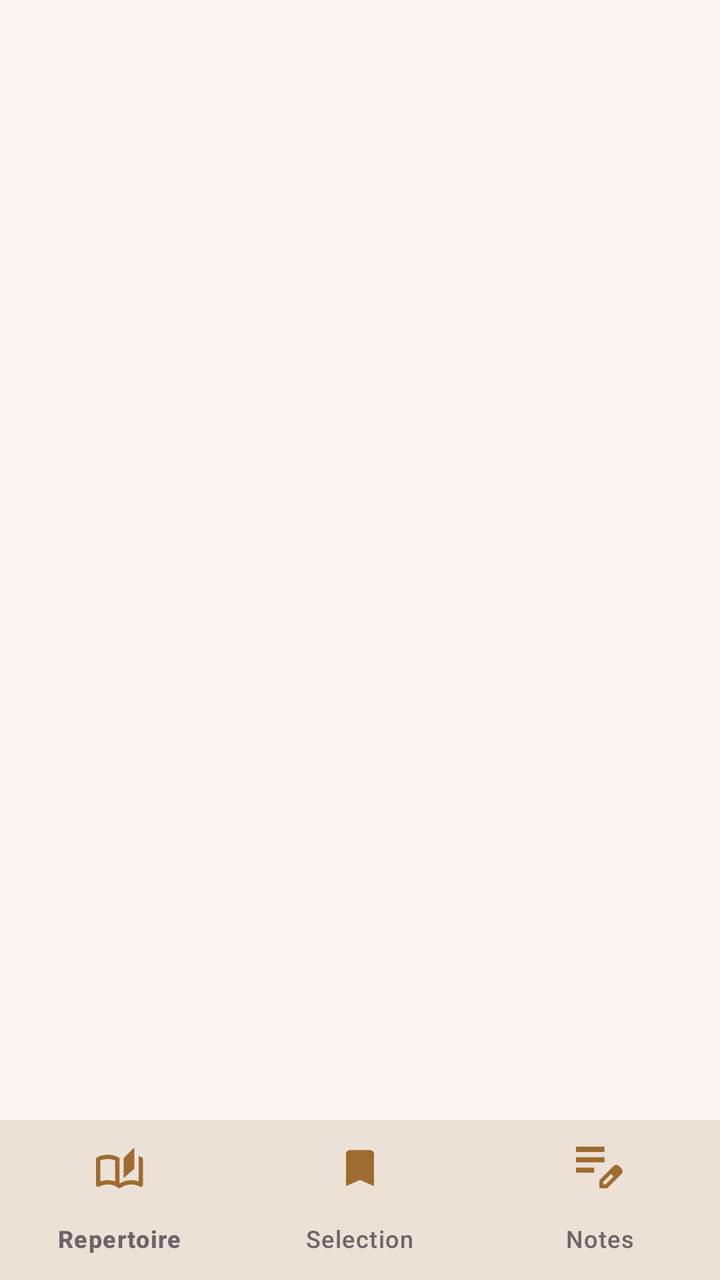
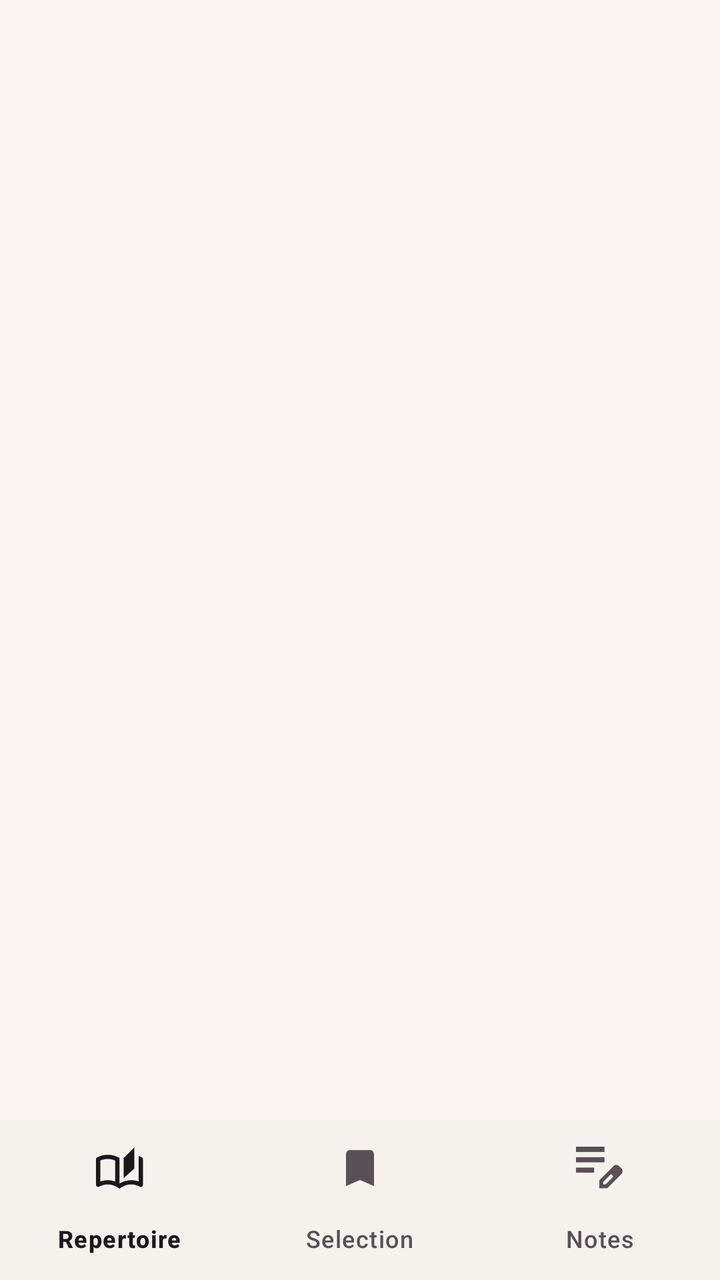

Compare the two renders of this Android layout. The source of the first and the diff that turns it into the second are given below.
<!-- AndroidManifest.xml: application theme Theme.BalletWiki -->
<!-- res/layout/activity_main.xml -->
<?xml version="1.0" encoding="utf-8"?>
<androidx.constraintlayout.widget.ConstraintLayout xmlns:android="http://schemas.android.com/apk/res/android"
    xmlns:app="http://schemas.android.com/apk/res-auto"
    android:id="@+id/main"
    android:layout_width="match_parent"
    android:layout_height="match_parent"
    android:background="@color/ballet_window_background"
    android:fitsSystemWindows="true">

    
    <androidx.fragment.app.FragmentContainerView
        android:id="@+id/fragmentContainer"
        android:layout_width="0dp"
        android:layout_height="0dp"
        app:layout_constraintBottom_toTopOf="@+id/bottomNavigationView"
        app:layout_constraintEnd_toEndOf="parent"
        app:layout_constraintStart_toStartOf="parent"
        app:layout_constraintTop_toTopOf="parent" />

    
    <com.google.android.material.bottomnavigation.BottomNavigationView
        android:id="@+id/bottomNavigationView"
        android:layout_width="0dp"
        android:layout_height="80dp"
        android:background="@color/ballet_surface_container"
        android:theme="@style/ThemeOverlay.BottomNav.Clear"
        app:itemIconTint="@color/ballet_gold_primary"
        app:itemTextColor="@color/ballet_text_medium_emphasis"
        app:layout_constraintBottom_toBottomOf="parent"
        app:layout_constraintEnd_toEndOf="parent"
        app:layout_constraintStart_toStartOf="parent"
        app:menu="@menu/menu_bottom_nav" />

</androidx.constraintlayout.widget.ConstraintLayout>
<!-- resources referenced by this layout -->
<resources>
  <color name="ballet_gold_primary">#9E6B30</color>
  <color name="ballet_surface_container">#F3ECE7</color>
  <color name="ballet_text_medium_emphasis">#6D6469</color>
  <color name="ballet_window_background">#FAF5F2</color>
  <style name="ThemeOverlay.BottomNav.Clear" parent="">
          
          <item name="colorSecondaryContainer">@color/ballet_rose_highlight</item>
      </style>
  <style name="Theme.BalletWiki" parent="Base.Theme.BalletWiki" />
  <color name="ballet_rose_highlight">#F7AAB9</color>
  <style name="Base.Theme.BalletWiki" parent="Theme.Material3.DayNight.NoActionBar">
          
          
          
          <item name="android:windowBackground">@color/ballet_window_background</item>
          <item name="colorSurface">@color/ballet_surface_container</item>
          <item name="colorSurfaceVariant">@color/ballet_surface_variant</item>
  
          
          <item name="colorPrimary">@color/ballet_gold_primary</item>
          <item name="colorOnPrimary">@color/ballet_window_background</item>
          <item name="colorPrimaryContainer">@color/ballet_gold_container</item>
          <item name="colorOnPrimaryContainer">@color/ballet_gold_primary</item>
  
          
          <item name="colorSecondary">@color/ballet_rose_accent</item>
          <item name="colorOnSecondary">#FFFFFF</item>
          <item name="colorSecondaryContainer">@color/ballet_rose_container</item>
          <item name="colorOnSecondaryContainer">@color/ballet_rose_accent</item>
  
          
          <item name="colorOutline">@color/ballet_stroke_outline</item>
      </style>
  <color name="ballet_surface_variant">#FCEBED</color>
  <color name="ballet_gold_container">#F9EEDF</color>
  <color name="ballet_rose_accent">#C05C72</color>
  <color name="ballet_rose_container">#FCEBED</color>
  <color name="ballet_stroke_outline">#E0D3CB</color>
</resources>

<!-- the commit's change to res/layout/activity_main.xml (unified diff, before → after) -->
@@ -18,14 +18,26 @@
         app:layout_constraintTop_toTopOf="parent" />
 
     
+    
+    
+    
+    
+    
+    
+    
+    
+    
+    
+    
+    
     <com.google.android.material.bottomnavigation.BottomNavigationView
         android:id="@+id/bottomNavigationView"
         android:layout_width="0dp"
-        android:layout_height="80dp"
+        style="@style/Widget.Ballet.BottomNavigationView"
         android:background="@color/ballet_surface_container"
-        android:theme="@style/ThemeOverlay.BottomNav.Clear"
-        app:itemIconTint="@color/ballet_gold_primary"
-        app:itemTextColor="@color/ballet_text_medium_emphasis"
+        android:layout_height="wrap_content"
+        app:itemIconTint="@color/ballet_bottom_nav_selector"
+        app:itemTextColor="@color/ballet_bottom_nav_selector"
         app:layout_constraintBottom_toBottomOf="parent"
         app:layout_constraintEnd_toEndOf="parent"
         app:layout_constraintStart_toStartOf="parent"
<!-- resource entries referenced after the edit -->
@@ -1,15 +1,17 @@
 <!-- resources referenced by this layout -->
 <resources>
-  <color name="ballet_gold_primary">#9E6B30</color>
-  <color name="ballet_surface_container">#F3ECE7</color>
-  <color name="ballet_text_medium_emphasis">#6D6469</color>
+  <color name="ballet_gold_primary">#8A5920</color>
+  <color name="ballet_surface_container">#FFFFFF</color>
   <color name="ballet_window_background">#FAF5F2</color>
-  <style name="ThemeOverlay.BottomNav.Clear" parent="">
-          
-          <item name="colorSecondaryContainer">@color/ballet_rose_highlight</item>
+  <style name="Widget.Ballet.BottomNavigationView" parent="Widget.Material3.BottomNavigationView">
+          <item name="itemActiveIndicatorStyle">@style/Widget.Ballet.BottomNav.Indicator</item>
       </style>
   <style name="Theme.BalletWiki" parent="Base.Theme.BalletWiki" />
-  <color name="ballet_rose_highlight">#F7AAB9</color>
+  <style name="Widget.Ballet.BottomNav.Indicator" parent="Widget.Material3.BottomNavigationView.ActiveIndicator">
+          
+          <item name="android:color">@color/ballet_bottom_nav_indicator</item>
+      </style>
+  <color name="ballet_rose_highlight">#E8A5B2</color>
   <style name="Base.Theme.BalletWiki" parent="Theme.Material3.DayNight.NoActionBar">
           
           
@@ -33,10 +35,11 @@
           
           <item name="colorOutline">@color/ballet_stroke_outline</item>
       </style>
-  <color name="ballet_surface_variant">#FCEBED</color>
-  <color name="ballet_gold_container">#F9EEDF</color>
-  <color name="ballet_rose_accent">#C05C72</color>
-  <color name="ballet_rose_container">#FCEBED</color>
-  <color name="ballet_stroke_outline">#E0D3CB</color>
+  <color name="ballet_bottom_nav_indicator">@color/ballet_rose_highlight</color>
+  <color name="ballet_surface_variant">#F5EBE6</color>
+  <color name="ballet_gold_container">#FAEDE0</color>
+  <color name="ballet_rose_accent">#B84D65</color>
+  <color name="ballet_rose_container">#FCECEE</color>
+  <color name="ballet_stroke_outline">#D8C7BD</color>
 </resources>
 
